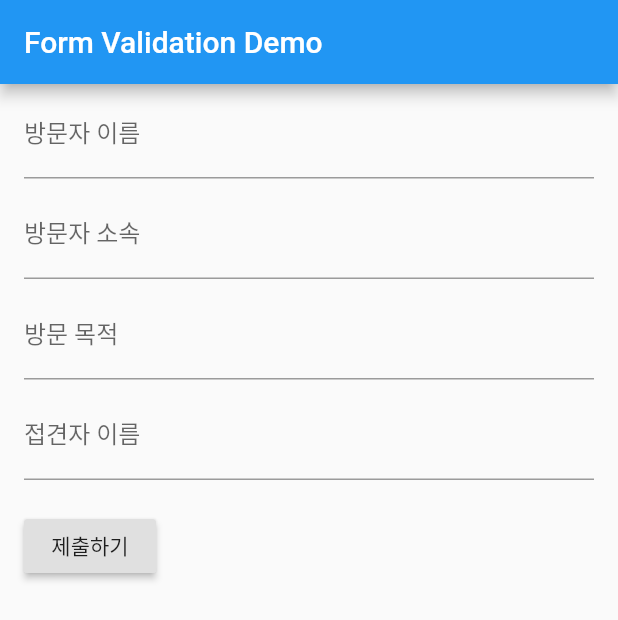
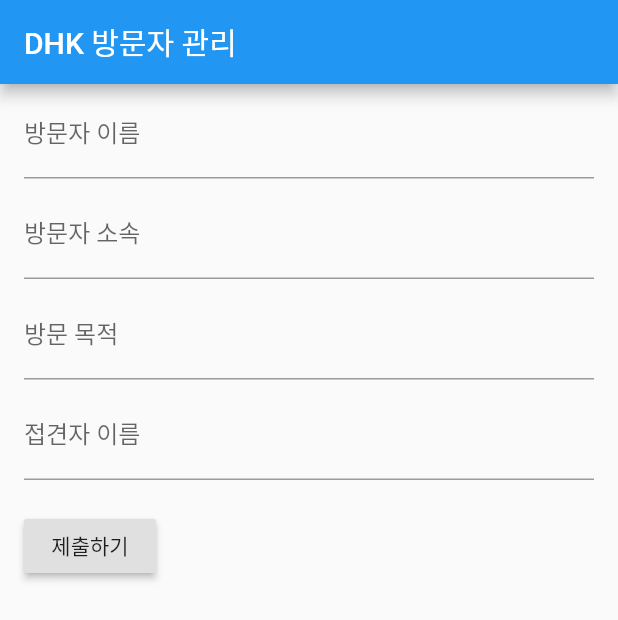
Before and after one commit to bonchangkoo/VisitorManagementApp, a Flutter app: the screen it shows after launch, on a phone screen of 412 x 824 dp. Shown: the top 620 px of the screen. Run offline on Flutter 3.47's test engine with Material 2 defaults, Android fonts, the phone set to English and light mode, and no system bars.

Commit message:
appTitle 수정

```diff
--- a/lib/main.dart
+++ b/lib/main.dart
@@ -5,7 +5,7 @@ void main() => runApp(MyApp());
 class MyApp extends StatelessWidget {
   @override
   Widget build(BuildContext context) {
-    final appTitle = 'Form Validation Demo';
+    final appTitle = 'DHK 방문자 관리';
 
     return MaterialApp(
       title: appTitle,
```
